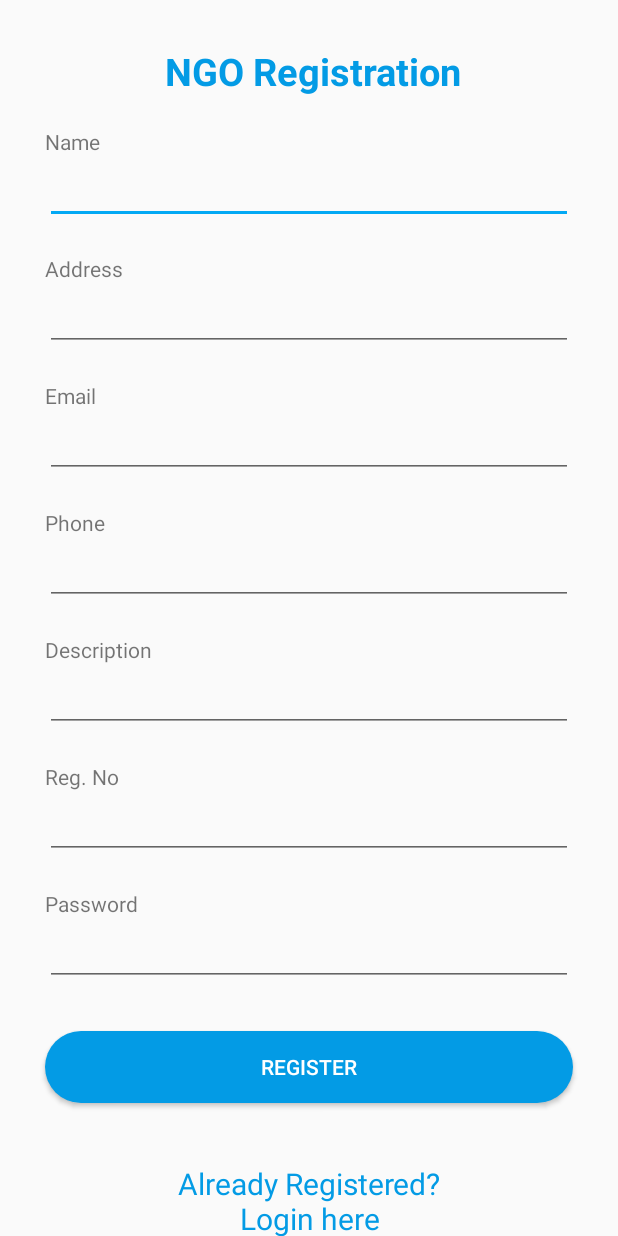
After one commit to hrj-star/NGOEvent, an Android app: the layout activity_ngo_registration.xml on its own in the app's theme, with its tools: preview values and no code run, on a phone screen of 412 x 824 dp. The commit adds this screen. Run offline under Robolectric (Android 15) with nearby library versions, the phone set to English and light mode, and no system bars.

Commit message:
ngo registration

```diff
--- /dev/null
+++ b/app/src/main/java/code/slash/Ngo_registration.java
@@ -0,0 +1,124 @@
+package code.slash;
+
+import android.content.Intent;
+import android.os.Bundle;
+import android.text.method.LinkMovementMethod;
+import android.view.View;
+import android.widget.Button;
+import android.widget.EditText;
+import android.widget.TextView;
+import android.widget.Toast;
+
+import androidx.annotation.NonNull;
+import androidx.appcompat.app.AppCompatActivity;
+
+import com.google.firebase.database.DataSnapshot;
+import com.google.firebase.database.DatabaseError;
+import com.google.firebase.database.DatabaseReference;
+import com.google.firebase.database.FirebaseDatabase;
+import com.google.firebase.database.ValueEventListener;
+
+import code.slash.Model.User;
+
+//import android.support.annotation.NonNull;
+//import android.support.v7.app.AppCompatActivity;
+
+public class Ngo_Registration extends AppCompatActivity {
+    EditText ngouphone,ngouemail,ngousername,ngoupass,ngouserid,ngoaddress,ngodesc,ngoreg;
+    TextView login;
+    Button reg;
+    FirebaseDatabase firebaseDatabase;
+    DatabaseReference databaseReference,ref1;
+    @Override
+    protected void onCreate(Bundle savedInstanceState) {
+        super.onCreate(savedInstanceState);
+        setContentView(R.layout.activity_registration);
+
+        getSupportActionBar().hide();
+
+        ngouphone=(EditText) findViewById(R.id.ngotxtPhone);
+        ngouemail=(EditText)findViewById(R.id.ngotxtEmail);
+        ngousername=(EditText)findViewById(R.id.ngotxtName);
+        ngoaddress=(EditText)findViewById(R.id.ngotxtAdd);
+        ngodesc=(EditText)findViewById(R.id.ngotxtDesc);
+        ngoreg=(EditText)findViewById(R.id.ngotxtReg);
+        ngoupass=(EditText)findViewById(R.id.ngotxtPwd);
+        login = (TextView)findViewById(R.id.lnkLogin);
+        reg=(Button)findViewById(R.id.ngobtnLogin);
+
+        firebaseDatabase=FirebaseDatabase.getInstance();
+        databaseReference=firebaseDatabase.getReference("User");
+
+
+        reg.setOnClickListener(new View.OnClickListener() {
+
+
+            @Override
+            public void onClick(View v) {
+
+                postDo();
+            }
+        });
+
+
+        login.setMovementMethod(LinkMovementMethod.getInstance());
+        login.setOnClickListener(new View.OnClickListener() {
+            @Override
+            public void onClick(View v) {
+
+                Intent intent = new Intent(Ngo_Registration.this, MainActivity.class);
+                startActivity(intent);
+            }
+        });
+    }
+
+
+    void postDo(){
+        final String ngousrphone=ngouphone.getText().toString();
+        final  String ngousremail=ngouemail.getText().toString();
+        final String ngousrname=ngousername.getText().toString();
+        final String ngousrpwd=ngoupass.getText().toString();
+        final String ngousradd= ngoaddress.getText().toString();
+        final String ngousrdes= ngodesc.getText().toString();
+        final String ngousrregis= ngoreg.getText().toString();
+
+
+
+
+        if(ngousrname.isEmpty()||ngousremail.isEmpty()||ngousrphone.isEmpty()||ngousradd.isEmpty() ||ngousrdes.isEmpty() ||ngousrregis.isEmpty() ||ngousrpwd.isEmpty()){
+            Toast.makeText(Ngo_Registration.this, "Please fill all details ", Toast.LENGTH_SHORT).show();
+        }
+        else{
+            databaseReference.addValueEventListener(new ValueEventListener() {
+                @Override
+                public void onDataChange(@NonNull DataSnapshot dataSnapshot) {
+
+                    if(dataSnapshot.child(ngousrphone).exists()){
+
+                        Toast.makeText(Ngo_Registration.this, "Phone Number Already Exists", Toast.LENGTH_SHORT).show();
+
+                    }else {
+
+
+
+
+                        User user1=new User(ngousremail,ngousrname,ngousrpwd,"User",ngousrphone);
+
+                        databaseReference.child(ngousrphone).setValue(user1);
+
+                        Toast.makeText(Ngo_Registration.this, "Registration Successful ", Toast.LENGTH_SHORT).show();
+                    }
+                }
+
+                @Override
+                public void onCancelled(@NonNull DatabaseError databaseError) {
+
+                }
+            });
+
+
+
+        }
+
+    }
+}
--- /dev/null
+++ b/app/src/main/res/drawable/rounded_button.xml
@@ -0,0 +1,5 @@
+<?xml version="1.0" encoding="utf-8"?>
+<shape xmlns:android="http://schemas.android.com/apk/res/android" android:shape="rectangle">
+    <solid android:color="#039be5"/>
+    <corners android:radius="30dp"/>
+</shape>
--- a/app/src/main/res/layout/activity_main.xml
+++ b/app/src/main/res/layout/activity_main.xml
@@ -60,7 +60,7 @@ android:text="123"
 
     <Button
         android:id="@+id/btnLogin"
-        android:background="@color/colorApp"
+        android:background="@drawable/rounded_button"
         android:layout_width="match_parent"
         android:layout_height="wrap_content"
         android:layout_marginTop="20dp"
--- /dev/null
+++ b/app/src/main/res/layout/activity_ngo_registration.xml
@@ -0,0 +1,174 @@
+<?xml version="1.0" encoding="utf-8"?>
+<LinearLayout xmlns:android="http://schemas.android.com/apk/res/android"
+    xmlns:app="http://schemas.android.com/apk/res-auto"
+    xmlns:tools="http://schemas.android.com/tools"
+    android:layout_width="match_parent"
+    android:layout_height="match_parent"
+    android:orientation="vertical"
+    android:gravity="center"
+    tools:context=".NgoRegistration">
+
+    <TextView
+        android:id="@+id/loginscrn"
+        android:textColor="@color/colorApp"
+        android:layout_width="wrap_content"
+        android:layout_height="wrap_content"
+        android:layout_marginTop="30dp"
+        android:text=" NGO Registration"
+        android:textSize="25dp"
+        android:textStyle="bold"
+        android:layout_gravity="center"/>
+    <TextView
+        android:id="@+id/fstTxt"
+        android:layout_width="match_parent"
+        android:layout_height="wrap_content"
+        android:layout_marginLeft="30dp"
+        android:layout_marginRight="30dp"
+        android:layout_marginTop="20dp"
+        android:text="Name"/>
+
+    <EditText
+        android:id="@+id/ngotxtName"
+        android:layout_width="match_parent"
+        android:layout_height="wrap_content"
+        android:layout_marginLeft="30dp"
+        android:layout_marginRight="30dp"
+        android:ems="10" />
+
+    <TextView
+        android:id="@+id/addTxt"
+        android:layout_width="match_parent"
+        android:layout_height="wrap_content"
+        android:layout_marginLeft="30dp"
+        android:layout_marginRight="30dp"
+        android:layout_marginTop="20dp"
+        android:text="Address"/>
+
+    <EditText
+        android:id="@+id/ngotxtAdd"
+        android:layout_width="match_parent"
+        android:layout_height="wrap_content"
+        android:layout_marginLeft="30dp"
+        android:layout_marginRight="30dp"
+        android:ems="10" />
+    <TextView
+        android:id="@+id/secTxt"
+        android:layout_width="match_parent"
+        android:layout_height="wrap_content"
+        android:layout_marginLeft="30dp"
+        android:layout_marginRight="30dp"
+        android:layout_marginTop="20dp"
+        android:text="Email"
+        />
+
+    <EditText
+        android:id="@+id/ngotxtEmail"
+        android:layout_width="match_parent"
+        android:layout_height="wrap_content"
+        android:layout_marginLeft="30dp"
+        android:layout_marginRight="30dp"
+        />
+
+    <TextView
+        android:id="@+id/fourthtxt"
+
+        android:layout_width="match_parent"
+        android:layout_height="wrap_content"
+        android:layout_marginLeft="30dp"
+        android:layout_marginRight="30dp"
+        android:layout_marginTop="20dp"
+        android:text="Phone"
+        />
+
+    <EditText
+        android:id="@+id/ngotxtPhone"
+        android:layout_width="match_parent"
+        android:layout_height="wrap_content"
+        android:layout_marginLeft="30dp"
+        android:layout_marginRight="30dp"
+        android:inputType="number"
+        />
+
+    <TextView
+        android:id="@+id/descTxt"
+        android:layout_width="match_parent"
+        android:layout_height="wrap_content"
+        android:layout_marginLeft="30dp"
+        android:layout_marginRight="30dp"
+        android:layout_marginTop="20dp"
+        android:text="Description"
+        />
+
+    <EditText
+        android:id="@+id/ngotxtDesc"
+        android:layout_width="match_parent"
+        android:layout_height="wrap_content"
+        android:layout_marginLeft="30dp"
+        android:layout_marginRight="30dp"
+        />
+
+
+    <TextView
+        android:id="@+id/regtxt"
+        android:layout_width="match_parent"
+        android:layout_height="wrap_content"
+        android:layout_marginLeft="30dp"
+        android:layout_marginRight="30dp"
+        android:layout_marginTop="20dp"
+        android:text="Reg. No"
+        />
+    <EditText
+        android:id="@+id/ngotxtReg"
+        android:layout_width="match_parent"
+        android:layout_height="wrap_content"
+        android:inputType="number"
+        android:layout_marginLeft="30dp"
+        android:layout_marginRight="30dp"
+        />
+
+
+
+    <TextView
+        android:id="@+id/thirdTxt"
+        android:layout_width="match_parent"
+        android:layout_height="wrap_content"
+        android:layout_marginLeft="30dp"
+        android:layout_marginRight="30dp"
+        android:layout_marginTop="20dp"
+        android:text="Password"
+        />
+    <EditText
+        android:id="@+id/ngotxtPwd"
+        android:layout_width="match_parent"
+        android:layout_height="wrap_content"
+        android:inputType="textPassword"
+        android:layout_marginLeft="30dp"
+        android:layout_marginRight="30dp"
+        />
+
+
+
+    <Button
+        android:id="@+id/ngobtnLogin"
+        android:layout_width="match_parent"
+        android:textColor="@android:color/white"
+        android:layout_height="wrap_content"
+        android:layout_marginTop="30dp"
+        android:layout_marginLeft="30dp"
+        android:layout_marginRight="30dp"
+        android:background="@drawable/rounded_button"
+        android:text="Register" />
+
+    <TextView
+        android:id="@+id/lnkLogin"
+        android:layout_width="match_parent"
+        android:layout_height="wrap_content"
+        android:layout_marginLeft="30dp"
+        android:layout_marginTop="40dp"
+        android:layout_marginRight="30dp"
+        android:gravity="center"
+        android:text="Already Registered?\nLogin here"
+        android:textColor="@color/colorApp"
+        android:textSize="20dp" />
+
+</LinearLayout>
--- a/app/src/main/res/layout/activity_registration.xml
+++ b/app/src/main/res/layout/activity_registration.xml
@@ -14,7 +14,7 @@
         android:layout_width="wrap_content"
         android:layout_height="wrap_content"
         android:layout_marginTop="30dp"
-        android:text="Registration"
+        android:text=" User Registration"
         android:textSize="25dp"
         android:textStyle="bold"
         android:layout_gravity="center"/>
@@ -107,10 +107,11 @@
         />
     <Button
         android:id="@+id/btnLogin"
-        android:background="@color/colorApp"
+        android:background="@drawable/rounded_button"
         android:layout_width="match_parent"
         android:textColor="@android:color/white"
         android:layout_height="wrap_content"
+        android:layout_marginTop="30dp"
         android:layout_marginLeft="30dp"
         android:layout_marginRight="30dp"
         android:text="Register" />
```
